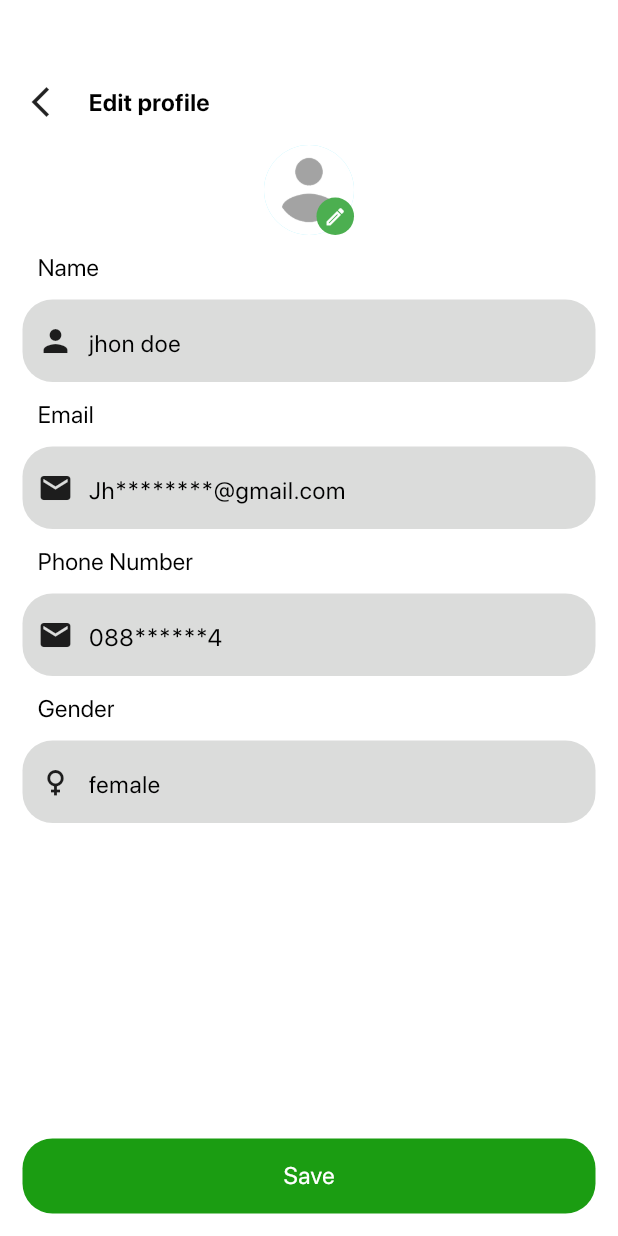
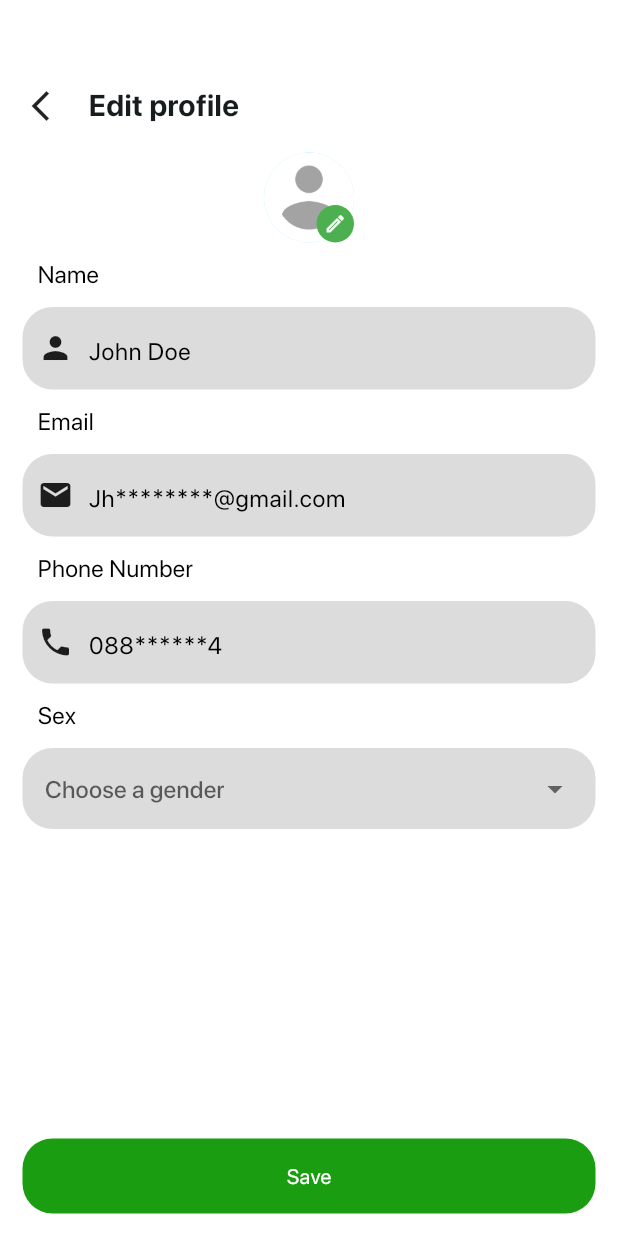
Before and after one commit to Gigatronhertz/market_place_2, a Flutter app: the editprofile screen opened directly, on a phone screen of 412 x 824 dp. Run offline on Flutter 3.47's test engine with Material 3 defaults, Android fonts, the phone set to English and light mode, and no system bars; our stand-ins replace carousel_slider, dropdown_button2, flutter_otp_text_field, lottie, shared_preferences; accounts and stored records are empty; project files that could hold a hidden picture were left out.

Commit message:
currently adding select campus to edit profile screen

```diff
--- a/lib/globals/bottomnavbar.dart
+++ b/lib/globals/bottomnavbar.dart
@@ -3,6 +3,7 @@ import 'package:flutter/material.dart';
 import 'package:market_place_2/globals/customaizables.dart';
 import 'package:market_place_2/screens/hostel_screens/hostel_scrren.dart';
 import 'package:market_place_2/screens/product_screens/product_page.dart';
+import 'package:market_place_2/screens/profile/editprofile.dart';
 import 'package:market_place_2/screens/store_screens/storescreen.dart';
 
 class Bottomnavbar extends StatelessWidget {
@@ -139,7 +140,13 @@ class Bottomnavbar extends StatelessWidget {
               Container(
                 child: IconButton(
                     focusColor: green,
-                    onPressed: () {},
+                    onPressed: () {
+                      Navigator.push(
+                          context,
+                          MaterialPageRoute(
+                            builder: (context) => const editprofile(),
+                          ));
+                    },
                     icon: Icon(
                         size: 30,
                         Icons.person_outline_rounded,
--- a/lib/screens/product_screens/product_page.dart
+++ b/lib/screens/product_screens/product_page.dart
@@ -39,6 +39,7 @@ class _ProductPageState extends State<ProductPage> {
           clipBehavior: Clip.hardEdge,
           slivers: [
             SliverAppBar(
+              automaticallyImplyLeading: false,
               scrolledUnderElevation: 10,
               backgroundColor: white,
               foregroundColor: white,
--- a/lib/screens/profile/editprofile.dart
+++ b/lib/screens/profile/editprofile.dart
@@ -12,6 +12,8 @@ import 'package:market_place_2/screens/auth_screens/otpscreen.dart';
 import 'package:market_place_2/screens/auth_screens/sign_up2.dart';
 import 'package:market_place_2/screens/onboarding/onboardin1.dart';
 import 'package:market_place_2/screens/product_screens/product_page.dart';
+import 'package:dropdown_button2/dropdown_button2.dart';
+import 'package:shared_preferences/shared_preferences.dart';
 
 class editprofile extends StatefulWidget {
   const editprofile({super.key});
@@ -21,12 +23,62 @@ class editprofile extends StatefulWidget {
 }
 
 class _editprofileState extends State<editprofile> {
+  List<String> gender = ["Male", "Female"];
+
+  List<String> campus = [
+    'University of Lagos',
+    'Obafemi Awolowo University',
+    'University of Nigeria, Nsukka',
+    'University of Ibadan',
+    'Ahmadu Bello University',
+    'Covenant University',
+    'Federal University of Technology, Akure',
+    'University of Benin',
+    'Lagos State University',
+    'University of Ilorin',
+  ];
+
+  late SharedPreferences _prefs;
+  late SharedPreferences _campusprefs;
+
+  @override
+  void initState() {
+    super.initState();
+    _loadselectedgender();
+  }
+
+  String? _selectedGender;
+  String? _selectedcampus;
+  Future<void> _loadselectedgender() async {
+    _prefs = await SharedPreferences.getInstance();
+    setState(() {
+      _selectedGender = _prefs.getString('selectedgender');
+    });
+  }
+
+  Future<void> _loadselectedcampus() async {
+    _prefs = await SharedPreferences.getInstance();
+    setState(() {
+      _selectedGender = _prefs.getString('selectedgender');
+    });
+  }
+
+  // Save the selected gender to shared preferences
+  Future<void> _saveselectedgender(String gender) async {
+    await _prefs.setString('selectedgender', gender);
+  }
+
+  Future<void> _saveselectedcampus(String gender) async {
+    await _prefs.setString('selectedgender', gender);
+  }
+
   @override
   Widget build(BuildContext context) {
     return Scaffold(
+      resizeToAvoidBottomInset: false,
       body: Container(
         padding: EdgeInsets.all(15),
-        color: white,
+        color: Colors.white, // Assuming 'white' is defined elsewhere
         child: Column(
           children: [
             SizedBox(
@@ -41,7 +93,10 @@ class _editprofileState extends State<editprofile> {
                 Container(
                   child: Text(
                     "Edit profile",
-                    style: topskip,
+                    style: TextStyle(
+                        fontSize: 20,
+                        fontWeight: FontWeight
+                            .bold), // Assuming 'topskip' is defined elsewhere
                   ),
                 ),
               ],
@@ -61,17 +116,19 @@ class _editprofileState extends State<editprofile> {
                   child: Container(
                       padding: EdgeInsets.all(5),
                       decoration: BoxDecoration(
-                          color: green,
+                          color: Colors
+                              .green, // Assuming 'green' is defined elsewhere
                           borderRadius: BorderRadius.all(Radius.circular(40))),
                       child: Icon(
                         Icons.mode_edit_outlined,
-                        color: white,
+                        color: Colors
+                            .white, // Assuming 'white' is defined elsewhere
                         size: 15,
                       )),
                 ),
               ],
             ),
-            textfeild(title: "Name", helpertxt: "jhon doe", icon: Icons.person),
+            textfeild(title: "Name", helpertxt: "John Doe", icon: Icons.person),
             textfeild(
                 title: "Email",
                 helpertxt: "Jh********@gmail.com",
@@ -79,11 +136,40 @@ class _editprofileState extends State<editprofile> {
             textfeild(
                 title: "Phone Number",
                 helpertxt: "088******4",
-                icon: Icons.email),
-            textfeild(
-                title: "Gender",
-                helpertxt: "female",
-                icon: Icons.female_outlined),
+                icon: Icons.phone),
+            Container(
+              padding: EdgeInsets.all(10),
+              alignment: Alignment.centerLeft,
+              child: Text(
+                "Sex",
+                style: onboardsmall,
+              ),
+            ),
+            Container(
+              padding: EdgeInsets.only(left: 15, top: 3, bottom: 3, right: 15),
+              decoration: BoxDecoration(
+                color: lightgreen1,
+                borderRadius: BorderRadius.circular(20),
+              ),
+              child: DropdownButtonFormField<String>(
+                  value: _selectedGender,
+                  hint: Text('Choose a gender'),
+                  onChanged: (String? newValue) {
+                    setState(() {
+                      _selectedGender = newValue;
+                    });
+                    if (newValue != null) {
+                      _saveselectedgender(newValue);
+                    }
+                  },
+                  items: gender.map<DropdownMenuItem<String>>((String value) {
+                    return DropdownMenuItem<String>(
+                      value: value,
+                      child: Text(value),
+                    );
+                  }).toList(),
+                  decoration: InputDecoration(border: InputBorder.none)),
+            ),
             Expanded(
               child: SizedBox(
                 height: MediaQuery.of(context).size.height / 2,
@@ -102,9 +188,12 @@ class _editprofileState extends State<editprofile> {
                 child: RoundedButton(
                     buttonText: Text(
                       "Save",
-                      style: greenbtntext,
+                      style: TextStyle(
+                          color: Colors
+                              .white), // Assuming 'greenbtntext' is defined elsewhere
                     ),
-                    color: green,
+                    color:
+                        Colors.green, // Assuming 'green' is defined elsewhere
                     height: 20),
               ),
             ),
--- a/pubspec.yaml
+++ b/pubspec.yaml
@@ -42,6 +42,7 @@ dependencies:
   flutter_staggered_grid_view: ^0.7.0
   carousel_slider: ^4.2.1
   shared_preferences: ^2.2.3
+  dropdown_button2: ^2.3.9
 
 dev_dependencies:
   flutter_test:
```
Also changed, not shown: pubspec.lock.
